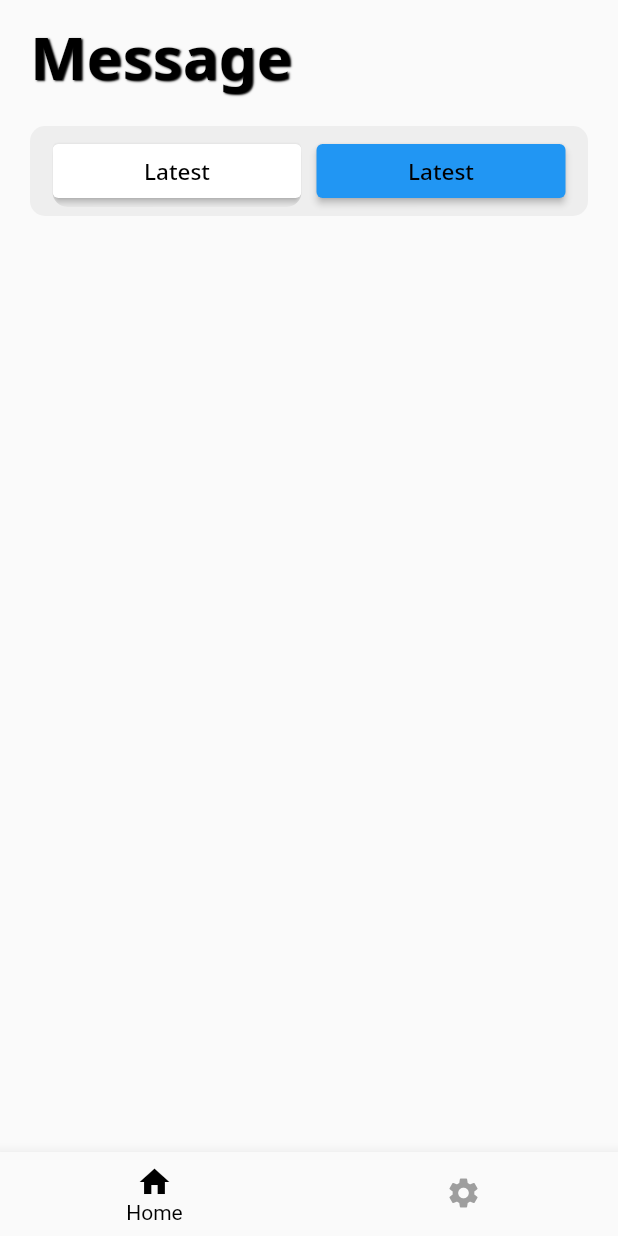
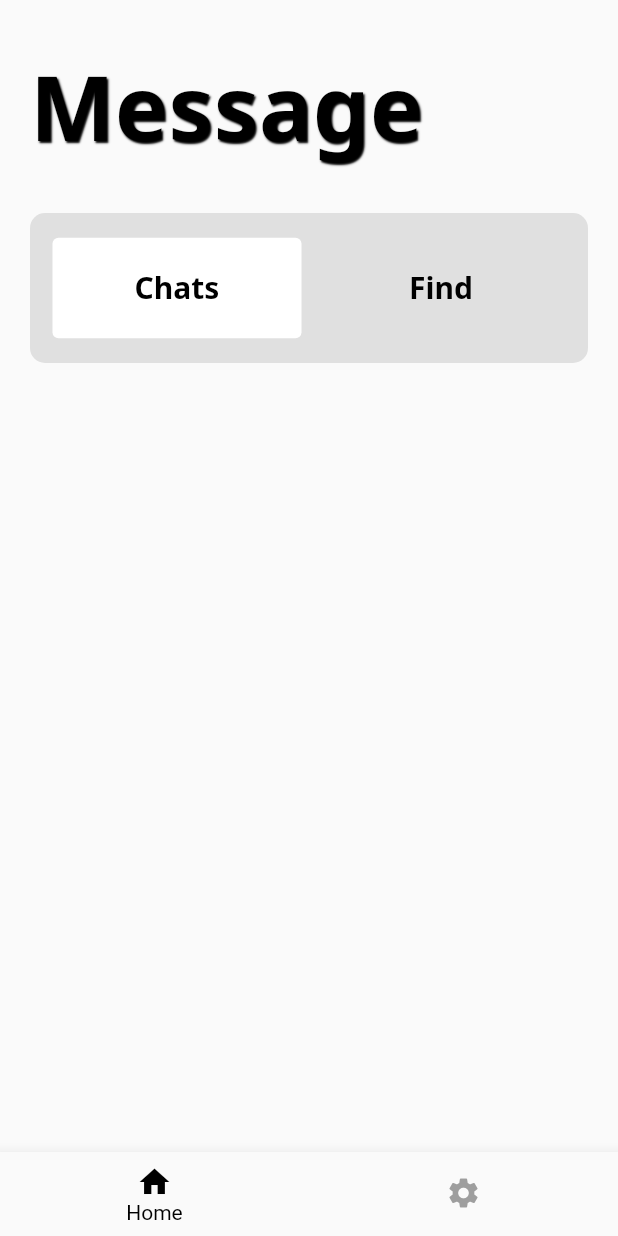
Before and after one commit to Harmanjit14/chat-app-frontend, a Flutter app: the screen it shows after launch, on a phone screen of 412 x 824 dp. Run offline on Flutter 3.47's test engine with Material 2 defaults, Android fonts, the light colour scheme and no system bars; our stand-ins replace get, google_fonts.

Commit message:
btns changes

```diff
--- /dev/null
+++ b/lib/models/messageIndex.dart
@@ -0,0 +1,8 @@
+import 'package:get/get.dart';
+
+class MessageIndex extends GetxController {
+  RxInt index = 0.obs;
+  RxInt get getIndex => this.index;
+
+  set setIndex(RxInt index) => this.index = index;
+}
--- a/lib/screens/messaging.dart
+++ b/lib/screens/messaging.dart
@@ -1,15 +1,17 @@
 import 'package:Huddle/constants/text.dart';
+import 'package:Huddle/models/messageIndex.dart';
 import 'package:flutter/material.dart';
+import 'package:get/get.dart';
 
 class Messaging extends StatelessWidget {
-  Widget chatbox(String image,String name, String lastmsg, String time){
-    return Container(
+  final indexController = Get.put(MessageIndex());
+  Widget chatbox(String image, String name, String lastmsg, String time) {
+    return Container();
+  }
 
-    ),
-  }
   @override
   Widget build(BuildContext context) {
-    Size size=MediaQuery.of(context).size;
+    Size size = MediaQuery.of(context).size;
     return SafeArea(
       child: Column(
         crossAxisAlignment: CrossAxisAlignment.stretch,
@@ -17,43 +19,67 @@ class Messaging extends StatelessWidget {
         mainAxisSize: MainAxisSize.max,
         children: [
           Container(
-            margin: EdgeInsets.fromLTRB(20, 10, 0, 0),
-            child: ShadowBoldText(color: Colors.black,text: "Message",size: 40,)
-            ),
+              margin: EdgeInsets.fromLTRB(20, 30, 0, 0),
+              child: ShadowBoldText(
+                color: Colors.black,
+                text: "Message",
+                size: 60,
+              )),
           Container(
-              padding: EdgeInsets.fromLTRB(15, 0, 15, 0),
-              height: 60,
-              margin: EdgeInsets.fromLTRB(20, 20, 20, 0),
+            padding: EdgeInsets.fromLTRB(15, 15, 15, 15),
+            height: 100,
+            margin: EdgeInsets.fromLTRB(20, 30, 20, 0),
             decoration: BoxDecoration(
               borderRadius: BorderRadius.circular(10),
-                color: Colors.grey[200],
+              color: Colors.grey[300],
             ),
             child: Row(
               children: [
                 Expanded(
                   child: Container(
-                     child: ClipRRect(
-                       borderRadius: BorderRadius.circular(10),
-                                            child: ElevatedButton(
-                         style: ButtonStyle(backgroundColor: MaterialStateProperty.all<Color>(Colors.white)),
-                         onPressed: () {},
+                      child: Obx(
+                    () => ElevatedButton(
+                      style: ButtonStyle(
+                        elevation: MaterialStateProperty.all(0),
+                        backgroundColor: (indexController.index.value == 0)
+                            ? MaterialStateProperty.all<Color>(Colors.white)
+                            : MaterialStateProperty.all<Color>(Colors.grey[300]),
+                      ),
+                      onPressed: () {
+                        indexController.index.value = 0;
+                      },
                       child: Container(
-                           child: RegularText(text: "Latest",color: Colors.black, size: 15),
+                        padding: EdgeInsets.all(20),
+                        child: BoldText(
+                            text: "Chats", color: Colors.black, size: 20),
                       ),
                     ),
+                  )),
+                ),
+                SizedBox(
+                  width: 10,
+
+                ),
+               Expanded(
+                  child: Container(
+                      child: Obx(
+                    () => ElevatedButton(
+                      style: ButtonStyle(
+                        elevation: MaterialStateProperty.all(0),
+                        backgroundColor: (indexController.index.value == 1)
+                            ? MaterialStateProperty.all<Color>(Colors.white)
+                            : MaterialStateProperty.all<Color>(Colors.grey[300]),
+                      ),
+                      onPressed: () {
+                        indexController.index.value = 1;
+                      },
+                      child: Container(
+                        padding: EdgeInsets.all(20),
+                        child: BoldText(
+                            text: "Find", color: Colors.black, size: 20),
                       ),
                     ),
-                   ),
-                   SizedBox(width: 10,height: 60,),
-                   Expanded(
-                   child: Container(
-                     child: ElevatedButton(
-                       onPressed: () {},
-                       child: Container(
-                         child: RegularText(text: "Latest",color: Colors.black, size: 15,),
-                       ),
-                       ),
-                   ),
+                  )),
                 ),
               ],
             ),
@@ -61,9 +87,7 @@ class Messaging extends StatelessWidget {
           ListView(
             shrinkWrap: true,
             physics: BouncingScrollPhysics(),
-              children: [
-
-              ],
+            children: [],
           ),
         ],
       ),
```
Lines whose indentation alone changed are shown as unchanged.
